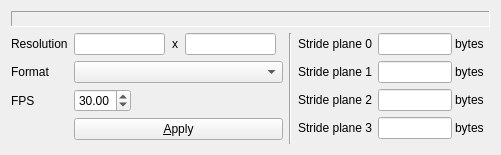
Above: Plugins/YTS_Raw/RawFormatWidget.ui from kLassikko/YuvToolkit before the change. Below: the same form after it.
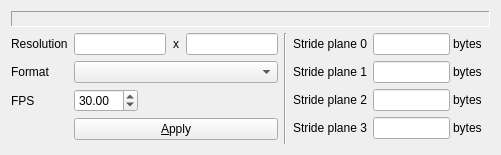
That is the form after the change.

Commit message: Remove 60fps cap from the ui

```diff
--- a/Plugins/YTS_Raw/RawFormatWidget.ui
+++ b/Plugins/YTS_Raw/RawFormatWidget.ui
@@ -94,6 +94,12 @@
            <property name="orientation">
             <enum>Qt::Horizontal</enum>
            </property>
+           <property name="sizeHint" stdset="0">
+            <size>
+             <width>0</width>
+             <height>0</height>
+            </size>
+           </property>
           </spacer>
          </item>
         </layout>
@@ -139,7 +145,7 @@
             <double>1.000000000000000</double>
            </property>
            <property name="maximum">
-            <double>60.000000000000000</double>
+            <double>300.000000000000000</double>
            </property>
            <property name="value">
             <double>30.000000000000000</double>
```
